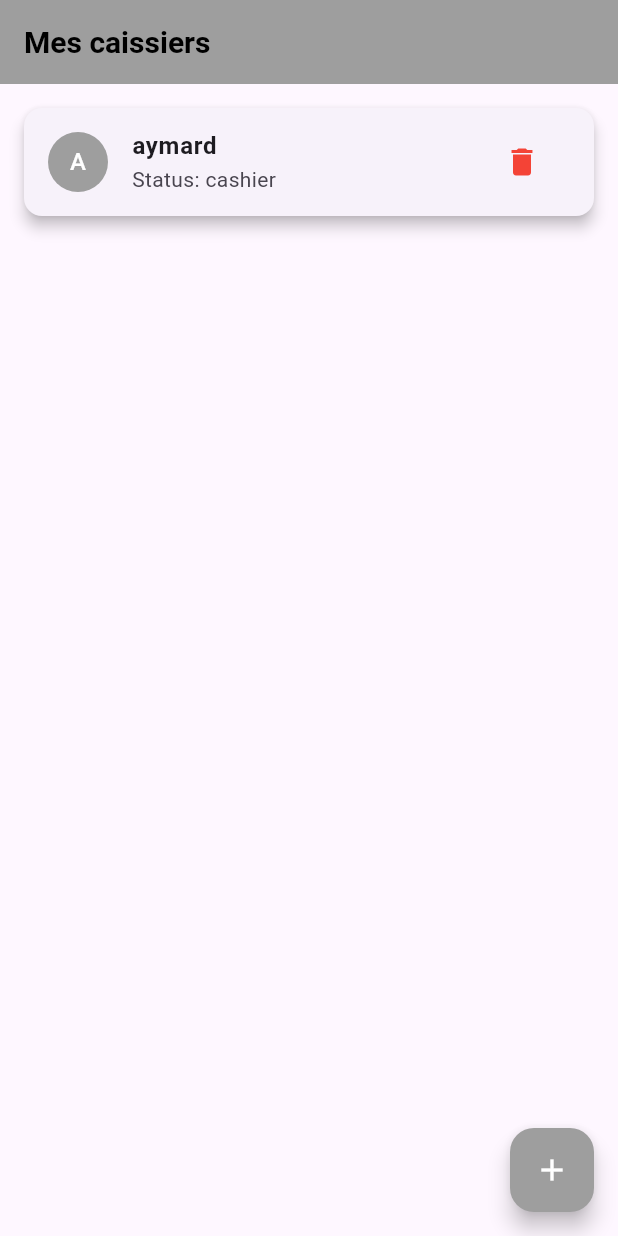
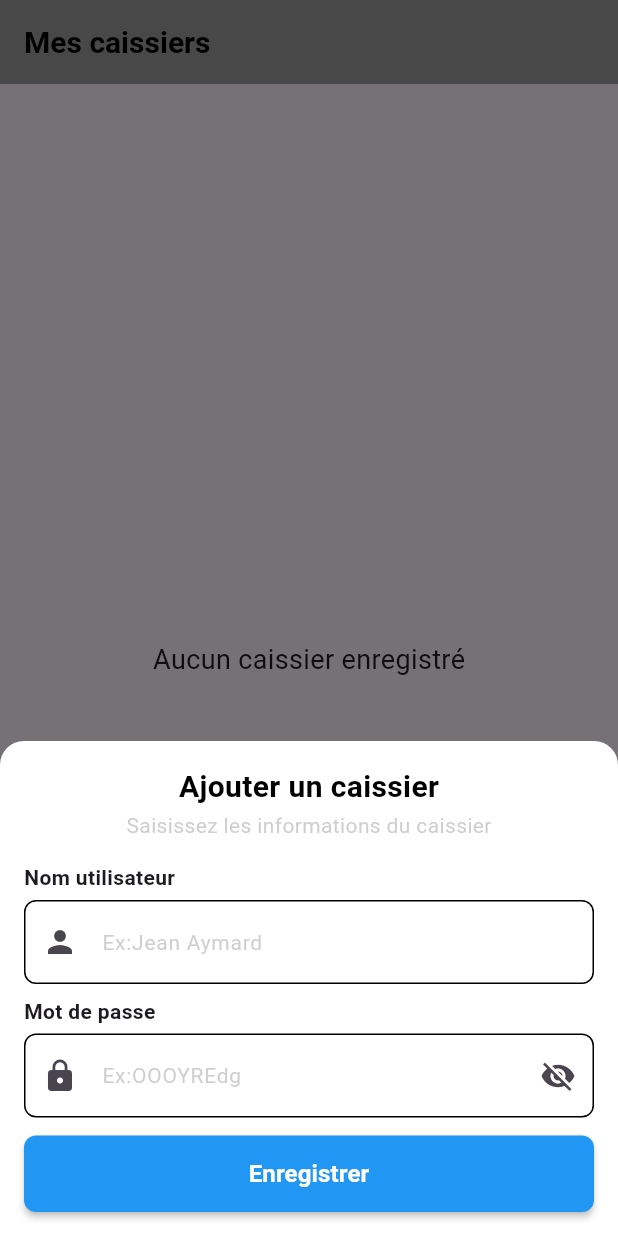
Before and after one commit to Balelee/pos-system, a Flutter app: the ListCashierView screen opened by its route, after a tap on the "add" icon, on a phone screen of 412 x 824 dp. Run offline on Flutter 3.47's test engine with Material 3 defaults, Android fonts, the phone set to English and light mode, and no system bars; drawn by our look-alikes of toastification; our stand-ins replace get, sqflite; missing offline and left inert: bcrypt; accounts and stored records are empty.

Commit message:
suppression info cashier dans userseeder !

```diff
--- a/lib/app/data/database/database_pos.dart
+++ b/lib/app/data/database/database_pos.dart
@@ -30,11 +30,11 @@ class DatabaseHelper {
 
   Future _createDB(Database db, int version) async {
     // ─────────── Création des tables ───────────
-   await CreateUsersTable().up(db);
-   await CreateCategoryTable().up(db);
+    await CreateUsersTable().up(db);
+    await CreateCategoryTable().up(db);
     await CreateArticleTable().up(db);
 
     // ─────────── Seed initial data ───────────
-   DatabaseSeeder().run(db);
+    DatabaseSeeder().run(db);
   }
 }
--- a/lib/app/data/database/seeders/userSeeder.dart
+++ b/lib/app/data/database/seeders/userSeeder.dart
@@ -12,14 +12,6 @@ class UserSeeder {
         'password': adminPassword,
         'status': 'admin',
       });
-
-      // Caissier
-      String cashierPassword = BCrypt.hashpw('cashier', BCrypt.gensalt());
-      await db.insert('users', {
-        'username': 'aymard',
-        'password': cashierPassword,
-        'status': 'cashier',
-      });
     }
   }
 }
--- a/lib/app/modules/listCashier/views/list_cashier_view.dart
+++ b/lib/app/modules/listCashier/views/list_cashier_view.dart
@@ -4,6 +4,8 @@ import 'package:pos/app/data/components/color/appcolor.dart';
 import 'package:pos/app/data/components/text/text.dart';
 import 'package:pos/app/models/user.dart';
 import 'package:pos/app/modules/home/controllers/home_controller.dart';
+import 'package:pos/app/modules/register/controllers/register_controller.dart';
+import 'package:pos/app/modules/register/views/register_view.dart';
 
 class ListCashierView extends GetView<HomeController> {
   const ListCashierView({super.key});
@@ -70,8 +72,17 @@ class ListCashierView extends GetView<HomeController> {
       floatingActionButton: FloatingActionButton(
         backgroundColor: AppColor.bodyText2Color,
         onPressed: () {
-          // Ouvrir un bottom sheet ou une page pour ajouter un nouveau caissier
-          // controller.showAddCashierSheet();
+          Get.put(RegisterController());
+          Get.bottomSheet(
+            Container(
+              padding: EdgeInsets.all(16),
+              decoration: BoxDecoration(
+                color: Colors.white,
+                borderRadius: BorderRadius.vertical(top: Radius.circular(16)),
+              ),
+              child: RegisterView(),
+            ),
+          );
         },
         child: const Icon(
           Icons.add,
```
